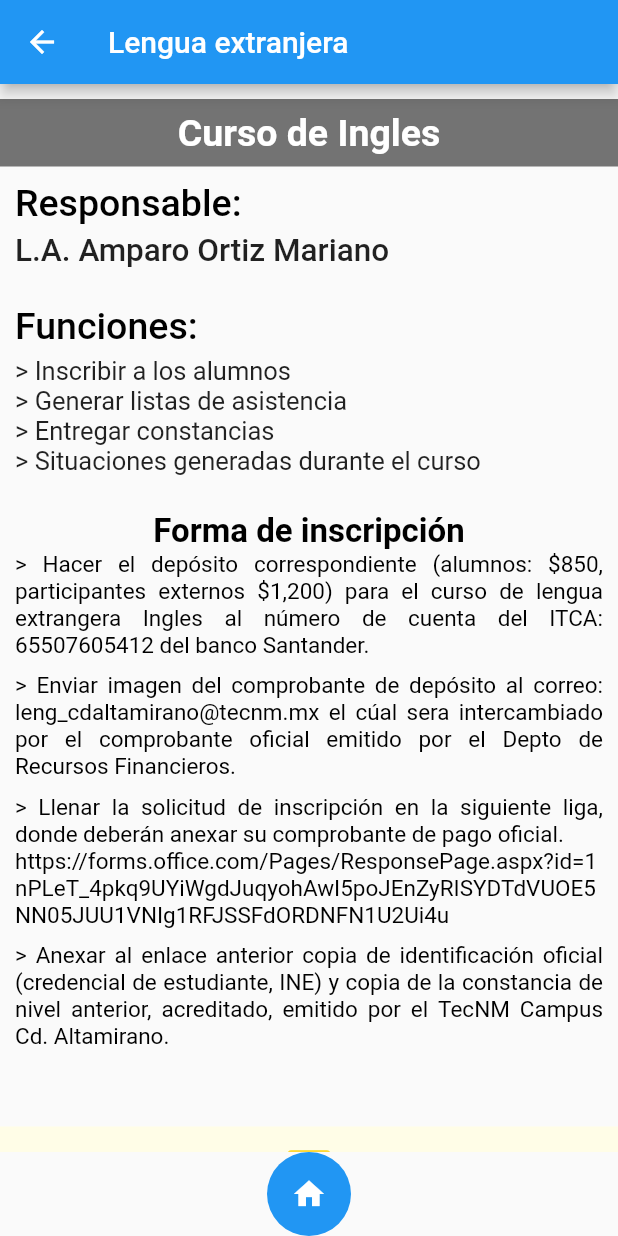
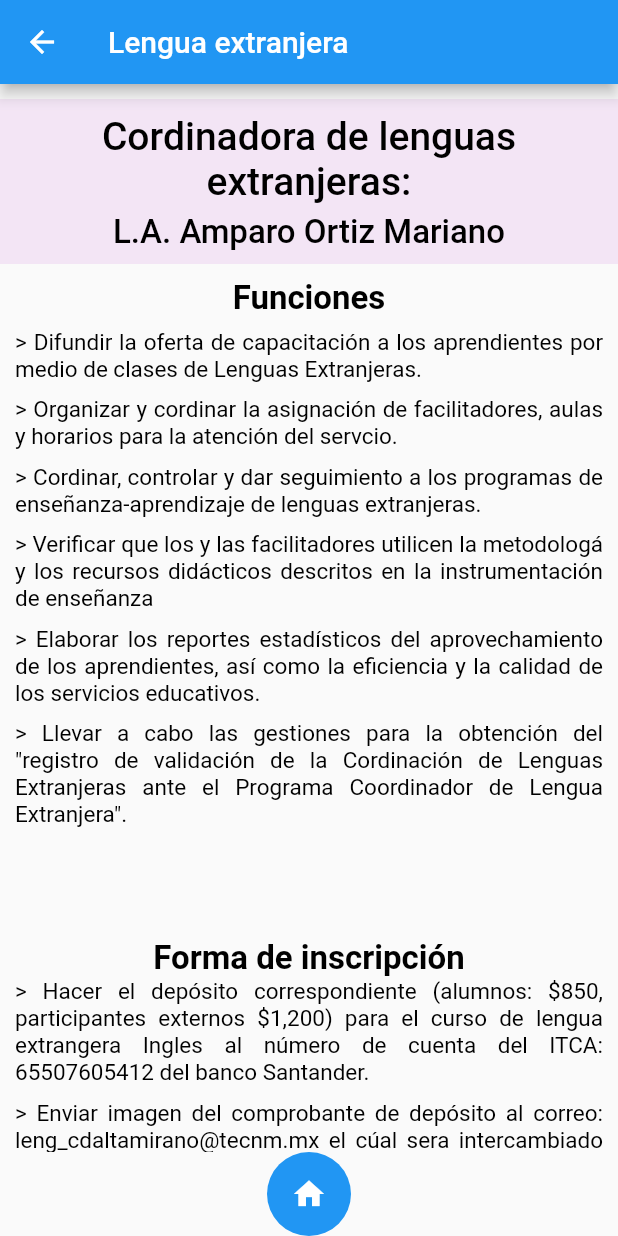
Before and after one commit to Jeryn61297/proyecto_itca, a Flutter app: the InglesPage screen opened directly, on a phone screen of 412 x 824 dp. Run offline on Flutter 3.47's test engine with Material 2 defaults, Android fonts, the phone set to English and light mode, and no system bars.

Commit message:
casi listo

```diff
--- a/lib/src/pag/curso_ingles.dart
+++ b/lib/src/pag/curso_ingles.dart
@@ -16,8 +16,8 @@ class InglesPage extends StatelessWidget {
               child: Column(
                 children: <Widget>[
                   SizedBox(height: 10),
-                  _Titulo(),
                   _Name(),
+                  _Funciones(),
                   _Datos(),
                   _Contacto(),
                 ],
@@ -29,50 +29,88 @@ class InglesPage extends StatelessWidget {
   }
 }
 
-Widget _Titulo() {
+Widget _Name() {
   return Container(
-    alignment: Alignment.center,
+    //padding: EdgeInsets.symmetric(horizontal: 10),
     width: double.infinity,
-    height: 45,
-    color: Colors.black54,
-    child: Text(
-      'Curso de Ingles',
-      style: TextStyle(
-          color: Colors.white, fontSize: 25, fontWeight: FontWeight.w600),
+    height: 110,
+    color: Colors.purple[50],
+    child: Column(
+      children: <Widget>[
+        SizedBox(height: 10),
+        Text(
+          'Cordinadora de lenguas extranjeras:',
+          style: TextStyle(
+            color: Colors.black,
+            fontSize: 26,
+            fontWeight: FontWeight.w500,
+          ),
+          textAlign: TextAlign.center,
+        ),
+        SizedBox(height: 6),
+        Text(
+          'L.A. Amparo Ortiz Mariano',
+          style: TextStyle(
+            color: Colors.black,
+            fontSize: 22,
+            fontWeight: FontWeight.w500,
+          ),
+          textAlign: TextAlign.left,
+        ),
+      ],
     ),
   );
 }
 
-Widget _Name() {
+Widget _Funciones() {
   return Padding(
-    padding: EdgeInsets.symmetric(horizontal: 10, vertical: 10),
+    padding: EdgeInsets.symmetric(horizontal: 10),
     child: Container(
       width: double.infinity,
-      height: 200,
-      //color: Colors.green,
-      child: ListView(
+      height: 440,
+      //color: Colors.yellowAccent,
+      child: Column(
         children: <Widget>[
-          Text('Responsable:',
-              style: TextStyle(
-                  color: Colors.black,
-                  fontSize: 25,
-                  fontWeight: FontWeight.w500)),
-          SizedBox(height: 5),
-          Text('L.A. Amparo Ortiz Mariano',
-              style: TextStyle(fontSize: 21, fontWeight: FontWeight.w500)),
-          SizedBox(height: 23),
-          Text('Funciones:',
-              style: TextStyle(
-                  color: Colors.black,
-                  fontSize: 25,
-                  fontWeight: FontWeight.w500)),
-          SizedBox(height: 5),
-          Text('> Inscribir a los alumnos', style: TextStyle(fontSize: 17)),
-          Text('> Generar listas de asistencia',
-              style: TextStyle(fontSize: 17)),
-          Text('> Entregar constancias ', style: TextStyle(fontSize: 17)),
-          Text('> Situaciones generadas durante el curso',
-              style: TextStyle(fontSize: 17)),
+          SizedBox(height: 10),
+          Text(
+            'Funciones',
+            style: TextStyle(
+              color: Colors.black,
+              fontSize: 22,
+              fontWeight: FontWeight.w700,
+            ),
+            textAlign: TextAlign.start,
+          ),
+          SizedBox(height: 7),
+          Text(
+              '> Difundir la oferta de capacitación a los aprendientes por medio de clases de Lenguas Extranjeras.',
+              style: TextStyle(color: Colors.black, fontSize: 15),
+              textAlign: TextAlign.justify),
+          SizedBox(height: 9),
+          Text(
+              '> Organizar y cordinar la asignación de facilitadores, aulas y horarios para la atención del servcio.',
+              style: TextStyle(color: Colors.black, fontSize: 15),
+              textAlign: TextAlign.justify),
+          SizedBox(height: 9),
+          Text(
+              '> Cordinar, controlar y dar seguimiento a los programas de enseñanza-aprendizaje de lenguas extranjeras.',
+              style: TextStyle(color: Colors.black, fontSize: 15),
+              textAlign: TextAlign.justify),
+          SizedBox(height: 9),
+          Text(
+              '> Verificar que los y las facilitadores utilicen la metodologá y los recursos didácticos descritos en la instrumentación de enseñanza',
+              style: TextStyle(color: Colors.black, fontSize: 15),
+              textAlign: TextAlign.justify),
+          SizedBox(height: 9),
+          Text(
+              '> Elaborar los reportes estadísticos del aprovechamiento de los aprendientes, así como la eficiencia y la calidad de los servicios educativos.',
+              style: TextStyle(color: Colors.black, fontSize: 15),
+              textAlign: TextAlign.justify),
+          SizedBox(height: 9),
+          Text(
+              '> Llevar a cabo las gestiones para la obtención del "registro de validación de la Cordinación de Lenguas Extranjeras ante el Programa Coordinador de Lengua Extranjera".',
+              style: TextStyle(color: Colors.black, fontSize: 15),
+              textAlign: TextAlign.justify),
         ],
       ),
     ),
@@ -144,7 +182,7 @@ Widget _Contacto() {
           ),
           SizedBox(height: 4),
           Text(
-            'amparito@tecnm.mx',
+            'leng_cdaltamirano@tecnm.mx',
             style: TextStyle(fontSize: 13),
           ),
         ],
```
